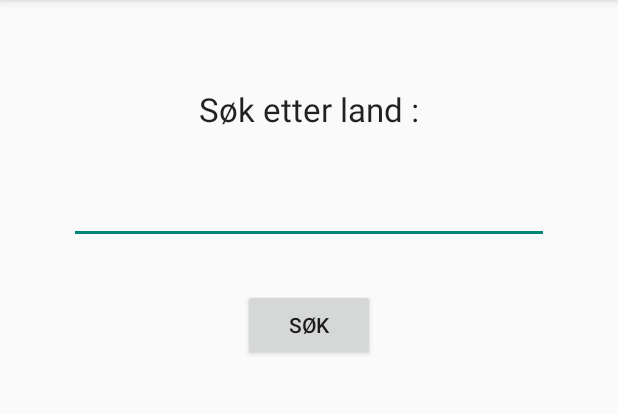
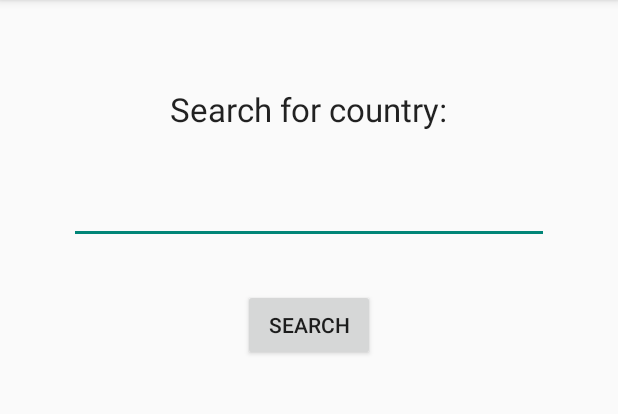
Before and after one commit to AndersLarsen/Landinfo, an Android app: the screen it shows after launch (MainActivity), on a phone screen of 412 x 824 dp, the part 84-498 px from its top. Run offline under Robolectric (Android 15) with nearby library versions, the phone set to English and light mode, and no system bars.

Commit message:
Endret labels. Lagt inn slik at om søkestreng er tom, så hentes alle land.

```diff
--- a/app/src/main/java/net/landinfogruppen/landinfo/ResultDetail.java
+++ b/app/src/main/java/net/landinfogruppen/landinfo/ResultDetail.java
@@ -44,6 +44,7 @@ public class ResultDetail extends Activity {
                     Log.d("ResultDetail: Selected from list" , selectedFromList);
                     Log.d("ResultDetail: LandName!!!!: ",landName);
                     if (landName.equals(selectedFromList)){
+                        setTitle(landName);
                         nativeName = land.getString("nativeName");
                         demonym = land.getString("demonym");
                         capital = land.getString("capital");
--- a/app/src/main/res/values/strings.xml
+++ b/app/src/main/res/values/strings.xml
@@ -5,11 +5,11 @@
     <string name="hello_world">Hello world!</string>
     <string name="action_settings">Settings</string>
     <string name="title_activity_splash">Splash</string>
-    <string name="mainActLab">Søk etter land : </string>
-    <string name="btntxt">Søk</string>
-    <string name="title_activity_result">Result</string>
+    <string name="mainActLab">Search for country: </string>
+    <string name="btntxt">Search</string>
+    <string name="title_activity_result">Search result</string>
     <string name="title_activity_json_results">JsonResults</string>
-    <string name="title_activity_result_detail">ResultDetail</string>
+    <string name="title_activity_result_detail">Country information</string>
     <string name="name_label">Country name:</string>
     <string name="native_name_label">Native name:</string>
     <string name="demonym_name_label">Demonym:</string>
```
